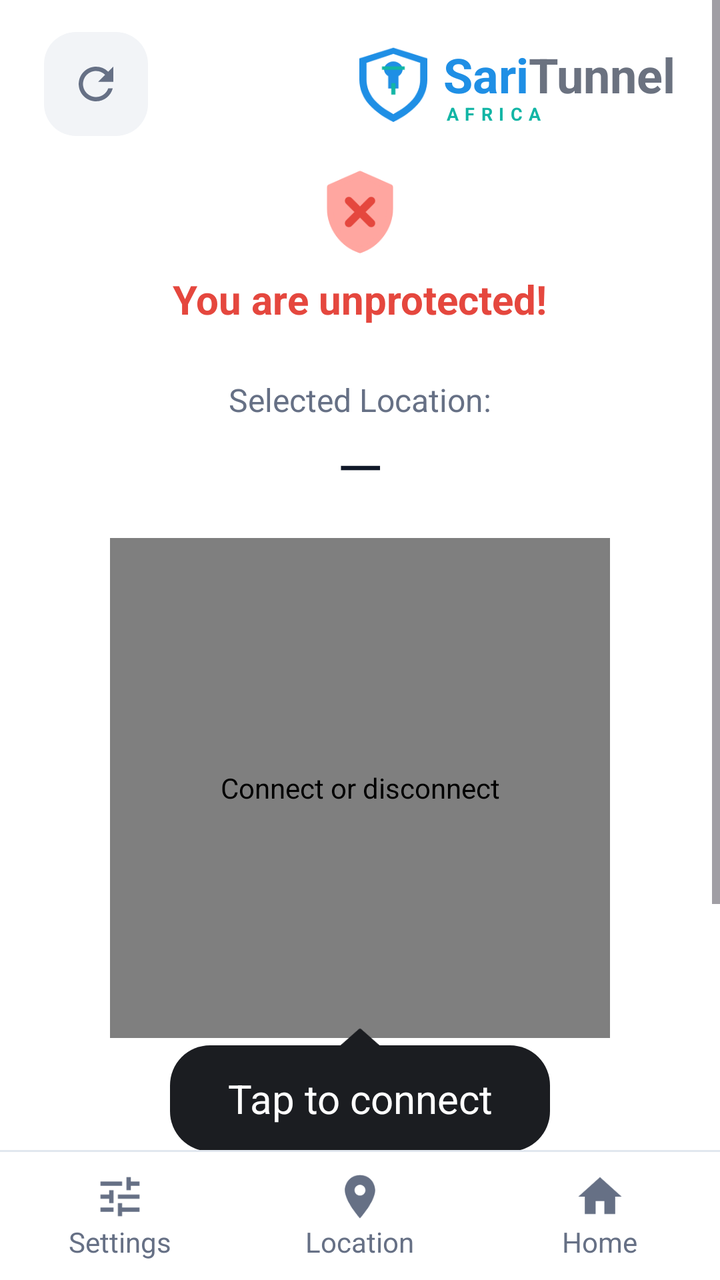
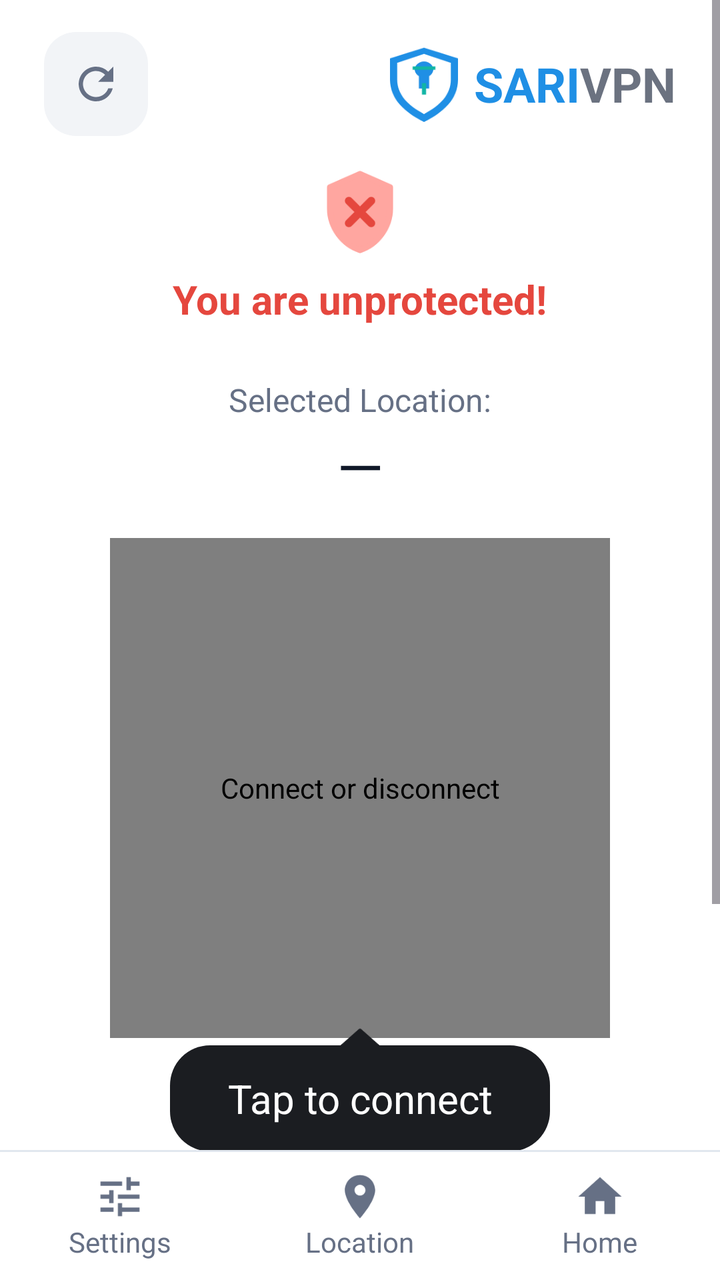

Screens rendered from an Android XML layout before and after an edit, with the pre-edit source and the edit as a unified diff.
<!-- AndroidManifest.xml: application theme Theme.SariVPN -->
<!-- res/layout/activity_main.xml -->
<?xml version="1.0" encoding="utf-8"?>
<LinearLayout xmlns:android="http://schemas.android.com/apk/res/android"
    xmlns:app="http://schemas.android.com/apk/res-auto"
    android:id="@+id/rootLayout"
    android:layout_width="match_parent"
    android:layout_height="match_parent"
    android:background="@color/sari_background"
    android:layoutDirection="ltr"
    android:orientation="vertical">

    <FrameLayout
        android:layout_width="match_parent"
        android:layout_height="0dp"
        android:layout_weight="1">

        
        <ScrollView
            android:id="@+id/panelHome"
            android:layout_width="match_parent"
            android:layout_height="match_parent"
            android:fillViewport="true"
            android:overScrollMode="never">

            <LinearLayout
                android:layout_width="match_parent"
                android:layout_height="wrap_content"
                android:gravity="center_horizontal"
                android:orientation="vertical"
                android:paddingStart="22dp"
                android:paddingTop="16dp"
                android:paddingEnd="22dp"
                android:paddingBottom="14dp">

                <LinearLayout
                    android:layout_width="match_parent"
                    android:layout_height="wrap_content"
                    android:gravity="center_vertical"
                    android:orientation="horizontal">

                    <FrameLayout
                        android:id="@+id/btnRefresh"
                        android:layout_width="52dp"
                        android:layout_height="52dp"
                        android:background="@drawable/bg_icon_button"
                        android:contentDescription="Refresh servers and test latency"
                        android:clickable="true"
                        android:focusable="true">

                        <ImageView
                            android:layout_width="26dp"
                            android:layout_height="26dp"
                            android:layout_gravity="center"
                            android:importantForAccessibility="no"
                            android:src="@drawable/ic_refresh" />
                    </FrameLayout>

                    <View
                        android:layout_width="0dp"
                        android:layout_height="1dp"
                        android:layout_weight="1" />

                    <ImageView
                        android:layout_width="34dp"
                        android:layout_height="38dp"
                        android:importantForAccessibility="no"
                        android:src="@drawable/ic_logo_mark" />

                    <LinearLayout
                        android:layout_width="wrap_content"
                        android:layout_height="wrap_content"
                        android:layout_marginStart="8dp"
                        android:orientation="vertical">

                        <LinearLayout
                            android:layout_width="wrap_content"
                            android:layout_height="wrap_content"
                            android:orientation="horizontal">

                            <TextView
                                android:layout_width="wrap_content"
                                android:layout_height="wrap_content"
                                android:text="Sari"
                                android:textColor="@color/sari_blue"
                                android:textSize="24sp"
                                android:textStyle="bold" />

                            <TextView
                                android:layout_width="wrap_content"
                                android:layout_height="wrap_content"
                                android:text="Tunnel"
                                android:textColor="#6B7280"
                                android:textSize="24sp"
                                android:textStyle="bold" />
                        </LinearLayout>

                        <TextView
                            android:layout_width="wrap_content"
                            android:layout_height="wrap_content"
                            android:layout_marginTop="-3dp"
                            android:letterSpacing="0.35"
                            android:text="AFRICA"
                            android:textColor="@color/sari_cyan"
                            android:textSize="9sp"
                            android:textStyle="bold" />
                    </LinearLayout>
                </LinearLayout>

                <View
                    android:layout_width="match_parent"
                    android:layout_height="0dp"
                    android:layout_weight="1" />

                <ImageView
                    android:id="@+id/ivShield"
                    android:layout_width="48dp"
                    android:layout_height="48dp"
                    android:layout_marginTop="14dp"
                    android:importantForAccessibility="no"
                    android:src="@drawable/ic_shield_off" />

                <TextView
                    android:id="@+id/tvStatus"
                    android:layout_width="wrap_content"
                    android:layout_height="wrap_content"
                    android:layout_marginTop="6dp"
                    android:text="You are unprotected!"
                    android:textColor="@color/sari_danger"
                    android:textSize="20sp"
                    android:textStyle="bold" />

                <TextView
                    android:id="@+id/tvLocationLabel"
                    android:layout_width="wrap_content"
                    android:layout_height="wrap_content"
                    android:layout_marginTop="26dp"
                    android:text="Selected Location:"
                    android:textColor="@color/sari_muted"
                    android:textSize="16sp" />

                <TextView
                    android:id="@+id/tvLocation"
                    android:layout_width="wrap_content"
                    android:layout_height="wrap_content"
                    android:layout_marginTop="2dp"
                    android:ellipsize="end"
                    android:maxLines="1"
                    android:text="—"
                    android:textColor="@color/sari_text"
                    android:textSize="30sp" />

                <africa.saritunnel.ConnectButtonView
                    android:id="@+id/connectButton"
                    android:layout_width="250dp"
                    android:layout_height="250dp"
                    android:layout_marginTop="16dp"
                    android:contentDescription="Connect or disconnect" />

                <ImageView
                    android:layout_width="22dp"
                    android:layout_height="11dp"
                    android:layout_marginTop="-6dp"
                    android:importantForAccessibility="no"
                    android:src="@drawable/ic_tooltip_arrow" />

                <TextView
                    android:id="@+id/tvHint"
                    android:layout_width="wrap_content"
                    android:layout_height="wrap_content"
                    android:layout_marginTop="-2dp"
                    android:background="@drawable/bg_tooltip"
                    android:gravity="center"
                    android:minWidth="190dp"
                    android:paddingStart="26dp"
                    android:paddingTop="13dp"
                    android:paddingEnd="26dp"
                    android:paddingBottom="13dp"
                    android:text="Tap to connect"
                    android:textColor="@android:color/white"
                    android:textSize="20sp" />

                <TextView
                    android:id="@+id/tvInfo"
                    android:layout_width="match_parent"
                    android:layout_height="wrap_content"
                    android:layout_marginTop="14dp"
                    android:gravity="center"
                    android:minHeight="34dp"
                    android:textColor="@color/sari_muted"
                    android:textSize="12sp" />

                <View
                    android:layout_width="match_parent"
                    android:layout_height="0dp"
                    android:layout_weight="1" />

                <LinearLayout
                    android:id="@+id/cardServer"
                    android:layout_width="match_parent"
                    android:layout_height="wrap_content"
                    android:layout_marginTop="12dp"
                    android:background="@drawable/bg_card"
                    android:clickable="true"
                    android:focusable="true"
                    android:gravity="center_vertical"
                    android:minHeight="82dp"
                    android:orientation="horizontal"
                    android:paddingStart="18dp"
                    android:paddingTop="12dp"
                    android:paddingEnd="20dp"
                    android:paddingBottom="12dp">

                    <ImageView
                        android:layout_width="20dp"
                        android:layout_height="20dp"
                        android:importantForAccessibility="no"
                        android:src="@drawable/ic_triangle_left" />

                    <LinearLayout
                        android:layout_width="0dp"
                        android:layout_height="wrap_content"
                        android:layout_marginStart="16dp"
                        android:layout_weight="1"
                        android:orientation="vertical">

                        <TextView
                            android:id="@+id/tvCardLabel"
                            android:layout_width="match_parent"
                            android:layout_height="wrap_content"
                            android:ellipsize="end"
                            android:maxLines="1"
                            android:text="Fastest Location"
                            android:textColor="@color/sari_muted"
                            android:textSize="13sp" />

                        <TextView
                            android:id="@+id/tvCardName"
                            android:layout_width="match_parent"
                            android:layout_height="wrap_content"
                            android:layout_marginTop="2dp"
                            android:ellipsize="end"
                            android:maxLines="1"
                            android:text="—"
                            android:textColor="@color/sari_text"
                            android:textSize="21sp" />
                    </LinearLayout>

                    <TextView
                        android:id="@+id/tvCardFlag"
                        android:layout_width="wrap_content"
                        android:layout_height="wrap_content"
                        android:layout_marginStart="10dp"
                        android:text="🌐"
                        android:textSize="34sp" />
                </LinearLayout>
            </LinearLayout>
        </ScrollView>

        
        <LinearLayout
            android:id="@+id/panelLocation"
            android:layout_width="match_parent"
            android:layout_height="match_parent"
            android:orientation="vertical"
            android:paddingStart="18dp"
            android:paddingTop="16dp"
            android:paddingEnd="18dp"
            android:visibility="gone">

            <LinearLayout
                android:layout_width="match_parent"
                android:layout_height="wrap_content"
                android:gravity="center_vertical"
                android:orientation="horizontal">

                <TextView
                    android:layout_width="0dp"
                    android:layout_height="wrap_content"
                    android:layout_weight="1"
                    android:text="Locations"
                    android:textColor="@color/sari_text"
                    android:textSize="26sp"
                    android:textStyle="bold" />

                <com.google.android.material.button.MaterialButton
                    android:id="@+id/btnTestAll"
                    style="@style/Widget.Material3.Button.TonalButton"
                    android:layout_width="wrap_content"
                    android:layout_height="40dp"
                    android:insetTop="0dp"
                    android:insetBottom="0dp"
                    android:text="Test ping"
                    android:textSize="13sp" />
            </LinearLayout>

            <TextView
                android:id="@+id/tvListInfo"
                android:layout_width="match_parent"
                android:layout_height="wrap_content"
                android:layout_marginTop="4dp"
                android:textColor="@color/sari_muted"
                android:textSize="12sp" />

            <LinearLayout
                android:layout_width="match_parent"
                android:layout_height="wrap_content"
                android:layout_marginTop="10dp"
                android:orientation="horizontal">

                <TextView
                    android:id="@+id/chipFastest"
                    android:layout_width="wrap_content"
                    android:layout_height="36dp"
                    android:background="@drawable/bg_chip"
                    android:clickable="true"
                    android:focusable="true"
                    android:gravity="center"
                    android:paddingStart="16dp"
                    android:paddingEnd="16dp"
                    android:text="Fastest"
                    android:textColor="@color/chip_text"
                    android:textSize="13sp"
                    android:textStyle="bold" />

                <TextView
                    android:id="@+id/chipBest"
                    android:layout_width="wrap_content"
                    android:layout_height="36dp"
                    android:layout_marginStart="8dp"
                    android:background="@drawable/bg_chip"
                    android:clickable="true"
                    android:focusable="true"
                    android:gravity="center"
                    android:paddingStart="16dp"
                    android:paddingEnd="16dp"
                    android:text="Best"
                    android:textColor="@color/chip_text"
                    android:textSize="13sp"
                    android:textStyle="bold" />

                <TextView
                    android:id="@+id/chipCountry"
                    android:layout_width="wrap_content"
                    android:layout_height="36dp"
                    android:layout_marginStart="8dp"
                    android:background="@drawable/bg_chip"
                    android:clickable="true"
                    android:focusable="true"
                    android:gravity="center"
                    android:paddingStart="16dp"
                    android:paddingEnd="16dp"
                    android:text="Country"
                    android:textColor="@color/chip_text"
                    android:textSize="13sp"
                    android:textStyle="bold" />
            </LinearLayout>

            <ProgressBar
                android:id="@+id/listProgress"
                style="?android:attr/progressBarStyleHorizontal"
                android:layout_width="match_parent"
                android:layout_height="3dp"
                android:layout_marginTop="10dp"
                android:indeterminate="true"
                android:visibility="invisible" />

            <FrameLayout
                android:layout_width="match_parent"
                android:layout_height="0dp"
                android:layout_weight="1">

                <androidx.recyclerview.widget.RecyclerView
                    android:id="@+id/serverList"
                    android:layout_width="match_parent"
                    android:layout_height="match_parent"
                    android:clipToPadding="false"
                    android:overScrollMode="never"
                    android:paddingTop="4dp"
                    android:paddingBottom="12dp" />

                <TextView
                    android:id="@+id/tvEmpty"
                    android:layout_width="match_parent"
                    android:layout_height="wrap_content"
                    android:layout_gravity="center"
                    android:gravity="center"
                    android:padding="24dp"
                    android:text="No servers cached yet."
                    android:textColor="@color/sari_muted"
                    android:textSize="14sp"
                    android:visibility="gone" />
            </FrameLayout>
        </LinearLayout>

        
        <ScrollView
            android:id="@+id/panelSettings"
            android:layout_width="match_parent"
            android:layout_height="match_parent"
            android:overScrollMode="never"
            android:visibility="gone">

            <LinearLayout
                android:layout_width="match_parent"
                android:layout_height="wrap_content"
                android:orientation="vertical"
                android:padding="18dp">

                <TextView
                    android:layout_width="match_parent"
                    android:layout_height="wrap_content"
                    android:text="Settings"
                    android:textColor="@color/sari_text"
                    android:textSize="26sp"
                    android:textStyle="bold" />

                <com.google.android.material.card.MaterialCardView
                    android:layout_width="match_parent"
                    android:layout_height="wrap_content"
                    android:layout_marginTop="14dp"
                    app:cardBackgroundColor="@color/sari_surface"
                    app:cardCornerRadius="18dp"
                    app:cardElevation="0dp"
                    app:strokeColor="@color/sari_line"
                    app:strokeWidth="1dp">

                    <LinearLayout
                        android:layout_width="match_parent"
                        android:layout_height="wrap_content"
                        android:orientation="vertical"
                        android:padding="16dp">

                        <TextView
                            android:layout_width="match_parent"
                            android:layout_height="wrap_content"
                            android:text="Server source"
                            android:textColor="@color/sari_text"
                            android:textSize="16sp"
                            android:textStyle="bold" />

                        <TextView
                            android:id="@+id/tvSourceInfo"
                            android:layout_width="match_parent"
                            android:layout_height="wrap_content"
                            android:layout_marginTop="6dp"
                            android:textColor="@color/sari_muted"
                            android:textSize="12sp" />

                        <com.google.android.material.button.MaterialButton
                            android:id="@+id/btnRefreshNow"
                            android:layout_width="match_parent"
                            android:layout_height="50dp"
                            android:layout_marginTop="12dp"
                            android:text="Refresh servers now"
                            app:cornerRadius="14dp" />

                        <com.google.android.material.button.MaterialButton
                            android:id="@+id/btnRetest"
                            style="@style/Widget.Material3.Button.TonalButton"
                            android:layout_width="match_parent"
                            android:layout_height="50dp"
                            android:layout_marginTop="8dp"
                            android:text="Re-test ping for all servers"
                            app:cornerRadius="14dp" />
                    </LinearLayout>
                </com.google.android.material.card.MaterialCardView>

                <com.google.android.material.card.MaterialCardView
                    android:layout_width="match_parent"
                    android:layout_height="wrap_content"
                    android:layout_marginTop="12dp"
                    app:cardBackgroundColor="@color/sari_surface"
                    app:cardCornerRadius="18dp"
                    app:cardElevation="0dp"
                    app:strokeColor="@color/sari_line"
                    app:strokeWidth="1dp">

                    <LinearLayout
                        android:layout_width="match_parent"
                        android:layout_height="wrap_content"
                        android:orientation="vertical"
                        android:padding="16dp">

                        <TextView
                            android:layout_width="match_parent"
                            android:layout_height="wrap_content"
                            android:text="Other"
                            android:textColor="@color/sari_text"
                            android:textSize="16sp"
                            android:textStyle="bold" />

                        <com.google.android.material.button.MaterialButton
                            android:id="@+id/btnTor"
                            style="@style/Widget.Material3.Button.TonalButton"
                            android:layout_width="match_parent"
                            android:layout_height="50dp"
                            android:layout_marginTop="10dp"
                            android:text="Open Tor VPN app (external)"
                            app:cornerRadius="14dp" />
                    </LinearLayout>
                </com.google.android.material.card.MaterialCardView>

                <com.google.android.material.card.MaterialCardView
                    android:layout_width="match_parent"
                    android:layout_height="wrap_content"
                    android:layout_marginTop="12dp"
                    app:cardBackgroundColor="@color/sari_surface"
                    app:cardCornerRadius="18dp"
                    app:cardElevation="0dp"
                    app:strokeColor="@color/sari_line"
                    app:strokeWidth="1dp">

                    <LinearLayout
                        android:layout_width="match_parent"
                        android:layout_height="wrap_content"
                        android:orientation="vertical"
                        android:padding="16dp">

                        <com.google.android.material.button.MaterialButton
                            android:id="@+id/btnLogToggle"
                            style="@style/Widget.Material3.Button.TextButton"
                            android:layout_width="match_parent"
                            android:layout_height="44dp"
                            android:text="Show connection log" />

                        <TextView
                            android:id="@+id/tvLog"
                            android:layout_width="match_parent"
                            android:layout_height="wrap_content"
                            android:fontFamily="monospace"
                            android:textColor="@color/sari_muted"
                            android:textIsSelectable="true"
                            android:textSize="11sp"
                            android:visibility="gone" />
                    </LinearLayout>
                </com.google.android.material.card.MaterialCardView>

                <TextView
                    android:id="@+id/tvAbout"
                    android:layout_width="match_parent"
                    android:layout_height="wrap_content"
                    android:layout_marginTop="14dp"
                    android:textColor="@color/sari_muted"
                    android:textSize="11sp" />
            </LinearLayout>
        </ScrollView>
    </FrameLayout>

    <View
        android:layout_width="match_parent"
        android:layout_height="1dp"
        android:background="@color/sari_line" />

    <LinearLayout
        android:layout_width="match_parent"
        android:layout_height="64dp"
        android:orientation="horizontal">

        <LinearLayout
            android:id="@+id/navSettings"
            android:layout_width="0dp"
            android:layout_height="match_parent"
            android:layout_weight="1"
            android:background="?attr/selectableItemBackgroundBorderless"
            android:clickable="true"
            android:focusable="true"
            android:gravity="center"
            android:orientation="vertical">

            <ImageView
                android:layout_width="26dp"
                android:layout_height="26dp"
                android:importantForAccessibility="no"
                android:src="@drawable/ic_settings"
                android:tint="@color/nav_tint" />

            <TextView
                android:layout_width="wrap_content"
                android:layout_height="wrap_content"
                android:text="Settings"
                android:textColor="@color/nav_tint"
                android:textSize="14sp" />
        </LinearLayout>

        <LinearLayout
            android:id="@+id/navLocation"
            android:layout_width="0dp"
            android:layout_height="match_parent"
            android:layout_weight="1"
            android:background="?attr/selectableItemBackgroundBorderless"
            android:clickable="true"
            android:focusable="true"
            android:gravity="center"
            android:orientation="vertical">

            <ImageView
                android:layout_width="26dp"
                android:layout_height="26dp"
                android:importantForAccessibility="no"
                android:src="@drawable/ic_location"
                android:tint="@color/nav_tint" />

            <TextView
                android:layout_width="wrap_content"
                android:layout_height="wrap_content"
                android:text="Location"
                android:textColor="@color/nav_tint"
                android:textSize="14sp" />
        </LinearLayout>

        <LinearLayout
            android:id="@+id/navHome"
            android:layout_width="0dp"
            android:layout_height="match_parent"
            android:layout_weight="1"
            android:background="?attr/selectableItemBackgroundBorderless"
            android:clickable="true"
            android:focusable="true"
            android:gravity="center"
            android:orientation="vertical">

            <ImageView
                android:layout_width="26dp"
                android:layout_height="26dp"
                android:importantForAccessibility="no"
                android:src="@drawable/ic_home"
                android:tint="@color/nav_tint" />

            <TextView
                android:layout_width="wrap_content"
                android:layout_height="wrap_content"
                android:text="Home"
                android:textColor="@color/nav_tint"
                android:textSize="14sp" />
        </LinearLayout>
    </LinearLayout>
</LinearLayout>
<!-- resources referenced by this layout -->
<resources>
  <color name="sari_background">#FFFFFF</color>
  <color name="sari_blue">#1F8FE5</color>
  <color name="sari_cyan">#12B5A5</color>
  <color name="sari_danger">#E5473E</color>
  <color name="sari_line">#E1E7EF</color>
  <color name="sari_muted">#667085</color>
  <color name="sari_surface">#F6F8FB</color>
  <color name="sari_text">#101828</color>
  <!-- drawable bg_card (drawable) -->
  <?xml version="1.0" encoding="utf-8"?>
  <shape xmlns:android="http://schemas.android.com/apk/res/android" android:shape="rectangle">
      <solid android:color="@color/sari_surface" />
      <corners android:radius="18dp" />
  </shape>
  <!-- drawable bg_chip (drawable) -->
  <?xml version="1.0" encoding="utf-8"?>
  <selector xmlns:android="http://schemas.android.com/apk/res/android">
      <item android:state_selected="true">
          <shape android:shape="rectangle"><solid android:color="@color/sari_blue" /><corners android:radius="18dp" /></shape>
      </item>
      <item>
          <shape android:shape="rectangle"><solid android:color="@color/sari_surface_alt" /><corners android:radius="18dp" /></shape>
      </item>
  </selector>
  <!-- drawable bg_icon_button (drawable) -->
  <?xml version="1.0" encoding="utf-8"?>
  <shape xmlns:android="http://schemas.android.com/apk/res/android" android:shape="rectangle">
      <solid android:color="#F2F4F7" />
      <corners android:radius="16dp" />
  </shape>
  <!-- drawable bg_tooltip (drawable) -->
  <?xml version="1.0" encoding="utf-8"?>
  <shape xmlns:android="http://schemas.android.com/apk/res/android" android:shape="rectangle">
      <solid android:color="@color/sari_dark_pill" />
      <corners android:radius="20dp" />
  </shape>
  <!-- drawable ic_home (drawable) -->
  <vector xmlns:android="http://schemas.android.com/apk/res/android" android:width="26dp" android:height="26dp" android:viewportWidth="24" android:viewportHeight="24">
      <path android:fillColor="#FFFFFF" android:pathData="M10,20v-6h4v6h5v-8h3L12,3 2,12h3v8z"/>
  </vector>
  <!-- drawable ic_location (drawable) -->
  <vector xmlns:android="http://schemas.android.com/apk/res/android" android:width="26dp" android:height="26dp" android:viewportWidth="24" android:viewportHeight="24">
      <path android:fillColor="#FFFFFF" android:pathData="M12,2C8.13,2 5,5.13 5,9c0,5.25 7,13 7,13s7,-7.75 7,-13c0,-3.87 -3.13,-7 -7,-7zM12,11.5c-1.38,0 -2.5,-1.12 -2.5,-2.5s1.12,-2.5 2.5,-2.5 2.5,1.12 2.5,2.5 -1.12,2.5 -2.5,2.5z"/>
  </vector>
  <!-- drawable ic_settings (drawable) -->
  <vector xmlns:android="http://schemas.android.com/apk/res/android" android:width="26dp" android:height="26dp" android:viewportWidth="24" android:viewportHeight="24">
      <path android:fillColor="#FFFFFF" android:pathData="M3,17v2h6v-2L3,17zM3,5v2h10L13,5L3,5zM13,21v-2h8v-2h-8v-2h-2v6h2zM7,9v2L3,11v2h4v2h2L9,9L7,9zM21,13v-2L11,11v2h10zM15,9h2L17,7h4L21,5h-4L17,3h-2v6z"/>
  </vector>
  <!-- drawable ic_tooltip_arrow (drawable) -->
  <vector xmlns:android="http://schemas.android.com/apk/res/android" android:width="22dp" android:height="11dp" android:viewportWidth="22" android:viewportHeight="11">
      <path android:fillColor="#1B1D21" android:strokeColor="#1B1D21" android:strokeWidth="2" android:strokeLineJoin="round" android:pathData="M2,10L11,2L20,10z"/>
  </vector>
  <!-- drawable ic_triangle_left (drawable) -->
  <vector xmlns:android="http://schemas.android.com/apk/res/android" android:width="20dp" android:height="20dp" android:viewportWidth="24" android:viewportHeight="24">
      <path android:fillColor="#3A3D44" android:strokeColor="#3A3D44" android:strokeWidth="2" android:strokeLineJoin="round" android:pathData="M16,5L7,12l9,7z"/>
  </vector>
  <style name="Theme.SariVPN" parent="Theme.SariVPN.Base" />
  <color name="sari_surface_alt">#E9EEF4</color>
  <color name="sari_dark_pill">#1B1D21</color>
  <!-- unchanged entries left out for length: 4 -->
</resources>

<!-- the commit's change to res/layout/activity_main.xml (unified diff, before → after) -->
@@ -79,7 +79,7 @@
                             <TextView
                                 android:layout_width="wrap_content"
                                 android:layout_height="wrap_content"
-                                android:text="Sari"
+                                android:text="SARI"
                                 android:textColor="@color/sari_blue"
                                 android:textSize="24sp"
                                 android:textStyle="bold" />
@@ -87,21 +87,12 @@
                             <TextView
                                 android:layout_width="wrap_content"
                                 android:layout_height="wrap_content"
-                                android:text="Tunnel"
+                                android:text="VPN"
                                 android:textColor="#6B7280"
                                 android:textSize="24sp"
                                 android:textStyle="bold" />
                         </LinearLayout>
 
-                        <TextView
-                            android:layout_width="wrap_content"
-                            android:layout_height="wrap_content"
-                            android:layout_marginTop="-3dp"
-                            android:letterSpacing="0.35"
-                            android:text="AFRICA"
-                            android:textColor="@color/sari_cyan"
-                            android:textSize="9sp"
-                            android:textStyle="bold" />
                     </LinearLayout>
                 </LinearLayout>
 
